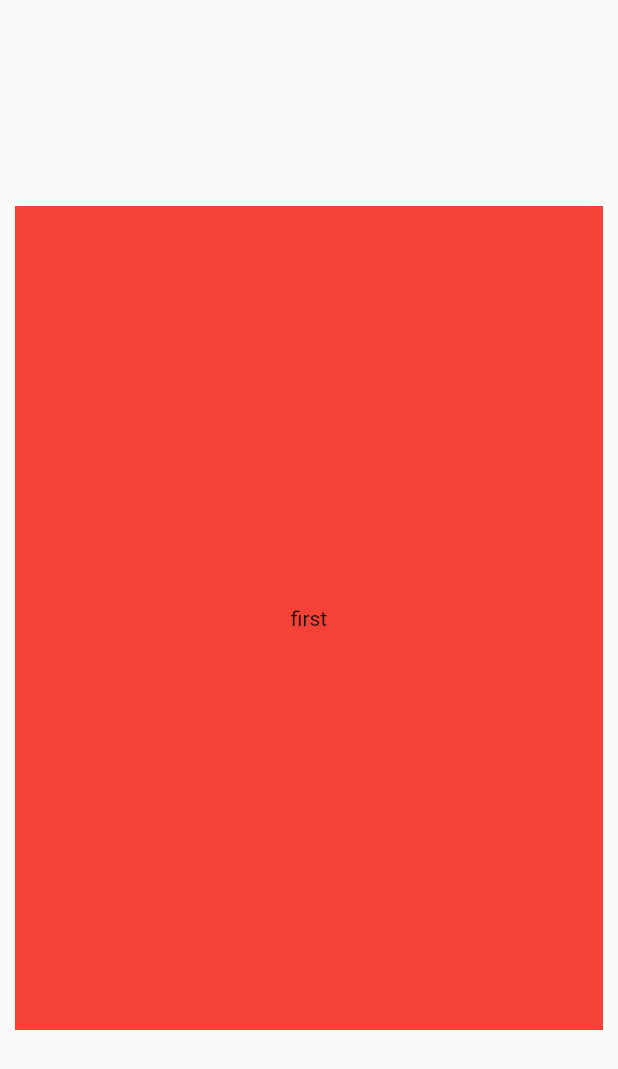
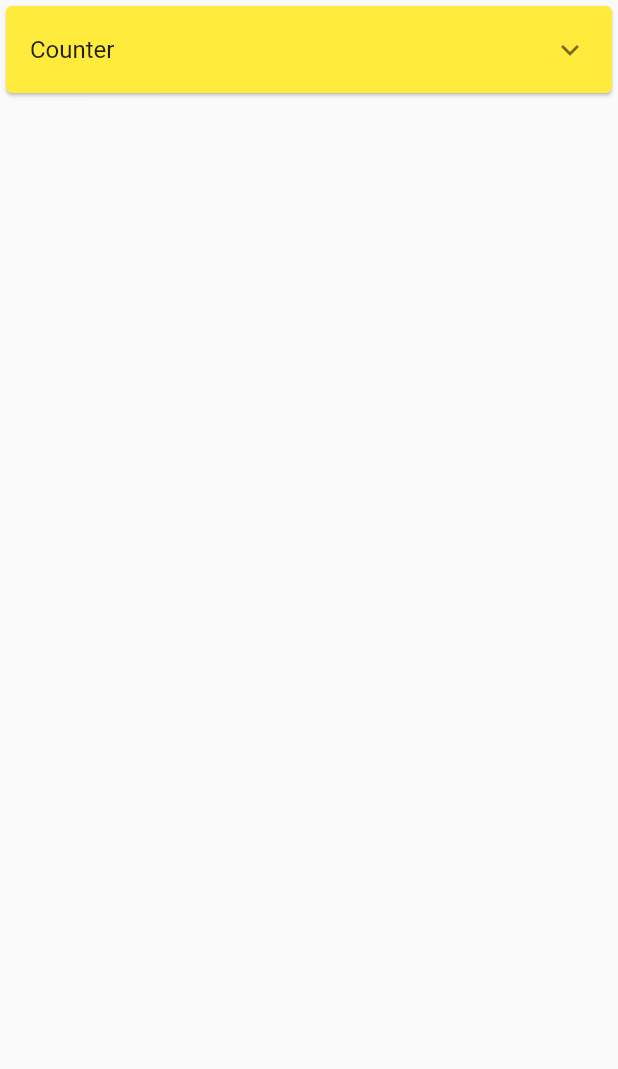
Before and after one commit to scancetin/flutter-examples, a Flutter app: the screen it shows after launch, on a phone screen of 412 x 824 dp. Shown: the top 1069 px of the screen. Run offline on Flutter 3.47's test engine with Material 2 defaults, Android fonts, the phone set to English and light mode, and no system bars.

Commit message:
collapse-view-added

```diff
--- a/lib/main.dart
+++ b/lib/main.dart
@@ -1,6 +1,7 @@
 import 'package:flutter/material.dart';
 import 'package:flutter_examples/firebase_api_write/screens/firebase_screen.dart';
-import 'package:flutter_examples/page_view_example/screens/page_view_screen.dart';
+import 'package:flutter_examples/widget_examples/screens/collapse_view.dart';
+import 'package:flutter_examples/widget_examples/screens/page_view_screen.dart';
 import 'using_http_futurebuilder/screens/using_futurebuilder.dart';
 
 void main() => runApp(MyApp());
@@ -10,7 +11,7 @@ class MyApp extends StatelessWidget {
   Widget build(BuildContext context) {
     return MaterialApp(
       title: 'Material App',
-      home: PageViewScreen(),
+      home: CollapseViewPage(),
     );
   }
 }
--- /dev/null
+++ b/lib/widget_examples/screens/collapse_view.dart
@@ -0,0 +1,43 @@
+import 'package:flutter/material.dart';
+
+class CollapseViewPage extends StatefulWidget {
+  const CollapseViewPage({Key? key}) : super(key: key);
+
+  @override
+  _CollapseViewPageState createState() => _CollapseViewPageState();
+}
+
+class _CollapseViewPageState extends State<CollapseViewPage> {
+  @override
+  void initState() {
+    super.initState();
+  }
+
+  @override
+  Widget build(BuildContext context) {
+    return Scaffold(
+      body: ListView(
+        children: [
+          Card(
+            color: Colors.yellow,
+            child: ExpansionTile(
+              title: Text("Counter"),
+              children: [
+                ListView.builder(
+                  shrinkWrap: true,
+                  physics: ClampingScrollPhysics(),
+                  itemCount: 50,
+                  itemBuilder: (context, index) {
+                    return Container(
+                      child: Text("$index"),
+                    );
+                  },
+                ),
+              ],
+            ),
+          ),
+        ],
+      ),
+    );
+  }
+}
```
Also changed, not shown: lib/widget_examples/screens/page_view_screen.dart (renamed from lib/page_view_example/screens/page_view_screen.dart).
